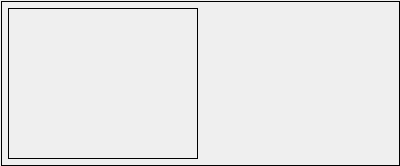
Qt form src/plugins/qmldesigner/components/navigator/previewtooltip.ui (qt-creator/qt-creator) before a commit.
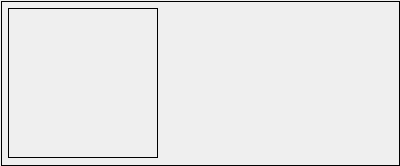
The same form after that commit. Custom widgets are drawn as their Qt base class.

Commit message:
QmlDesigner: Fix navigator preview tooltip issues
Immediately hide preview tooltip when hovered row changes.
Tooltip follows the cursor as it hovers over the same item.
Fixed the preview image label size.

Fixes: QDS-2908

Diff of the .ui file:
```diff
--- a/src/plugins/qmldesigner/components/navigator/previewtooltip.ui
+++ b/src/plugins/qmldesigner/components/navigator/previewtooltip.ui
@@ -82,6 +82,12 @@
       </property>
       <item>
        <widget class="QLabel" name="imageLabel">
+        <property name="sizePolicy">
+         <sizepolicy hsizetype="Fixed" vsizetype="Fixed">
+          <horstretch>0</horstretch>
+          <verstretch>0</verstretch>
+         </sizepolicy>
+        </property>
         <property name="minimumSize">
          <size>
           <width>150</width>
```
The commit also changes 2 other files.
